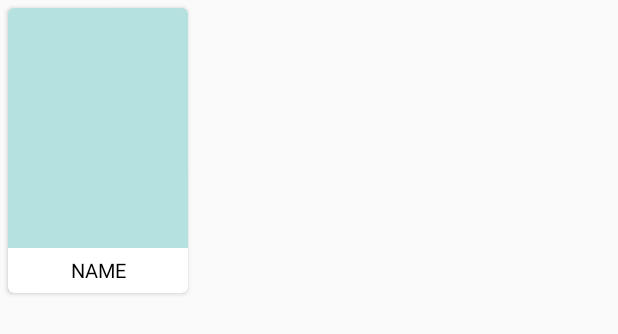
After one commit to RaamanKilaru/Student_Records, an Android app: the layout cardview_layout.xml on its own in the app's theme, with its tools: preview values and no code run, on a phone screen of 412 x 824 dp. The commit adds this screen. Shown: the top 334 px of the screen. Run offline under Robolectric (Android 15) with nearby library versions, the phone set to English and light mode, and no system bars.

Commit message:
Added Recycler View to the ViewTab. But the list is not getting refreshed dynamically.

```diff
--- /dev/null
+++ b/app/src/main/res/layout/cardview_layout.xml
@@ -0,0 +1,35 @@
+<?xml version="1.0" encoding="utf-8"?>
+<androidx.cardview.widget.CardView xmlns:android="http://schemas.android.com/apk/res/android"
+    android:layout_width="120dp"
+    android:layout_height="190dp"
+    android:clickable="true"
+    android:foreground="?android:attr/selectableItemBackground"
+    xmlns:app="http://schemas.android.com/apk/res-auto"
+    android:layout_margin="5dp"
+    app:cardCornerRadius="4dp"
+    android:focusable="true">
+
+    <LinearLayout
+        android:layout_width="match_parent"
+        android:layout_height="match_parent"
+        android:orientation="vertical">
+
+        <ImageView
+            android:layout_width="match_parent"
+            android:layout_height="160dp"
+            android:id="@+id/image_card_view"
+            android:scaleType="centerCrop"
+            android:background="#DADD" />
+
+        <TextView
+            android:layout_width="match_parent"
+            android:layout_height="match_parent"
+            android:gravity="center"
+            android:id="@+id/text_card_view"
+            android:text="NAME"
+            android:textSize="13sp"
+            android:textColor="#000"/>
+
+    </LinearLayout>
+
+</androidx.cardview.widget.CardView>
--- a/app/src/main/res/layout/fragment_search.xml
+++ b/app/src/main/res/layout/fragment_search.xml
@@ -13,6 +13,7 @@
     <androidx.recyclerview.widget.RecyclerView
         android:layout_width="match_parent"
         android:layout_height="match_parent"
+        android:id="@+id/recycler_view_id"
         app:layout_constraintBottom_toBottomOf="parent"
         app:layout_constraintEnd_toEndOf="parent"
         app:layout_constraintStart_toStartOf="parent"
```
Also changed, not shown: app/src/main/java/com/example/studentrecords/RecyclerViewAdapter.java (added, +57 -0 lines), app/src/main/java/com/example/studentrecords/SearchFragment.java (+41 -3 lines), app/src/main/java/com/example/studentrecords/StudentInfo.java (added, +67 -0 lines).
